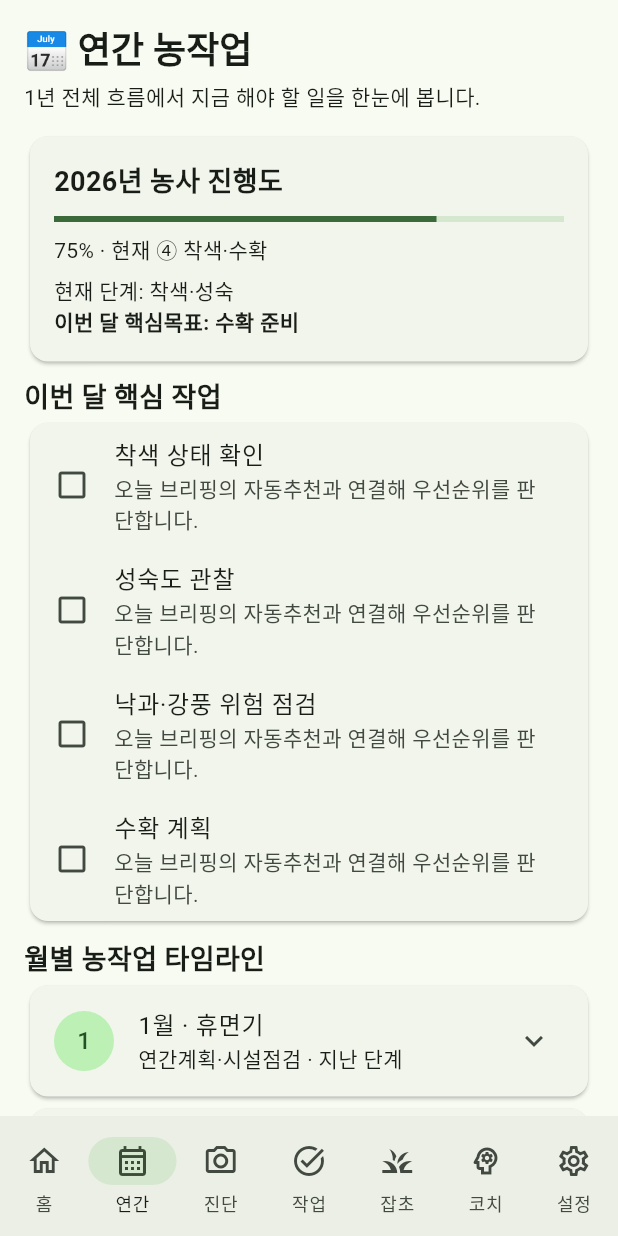
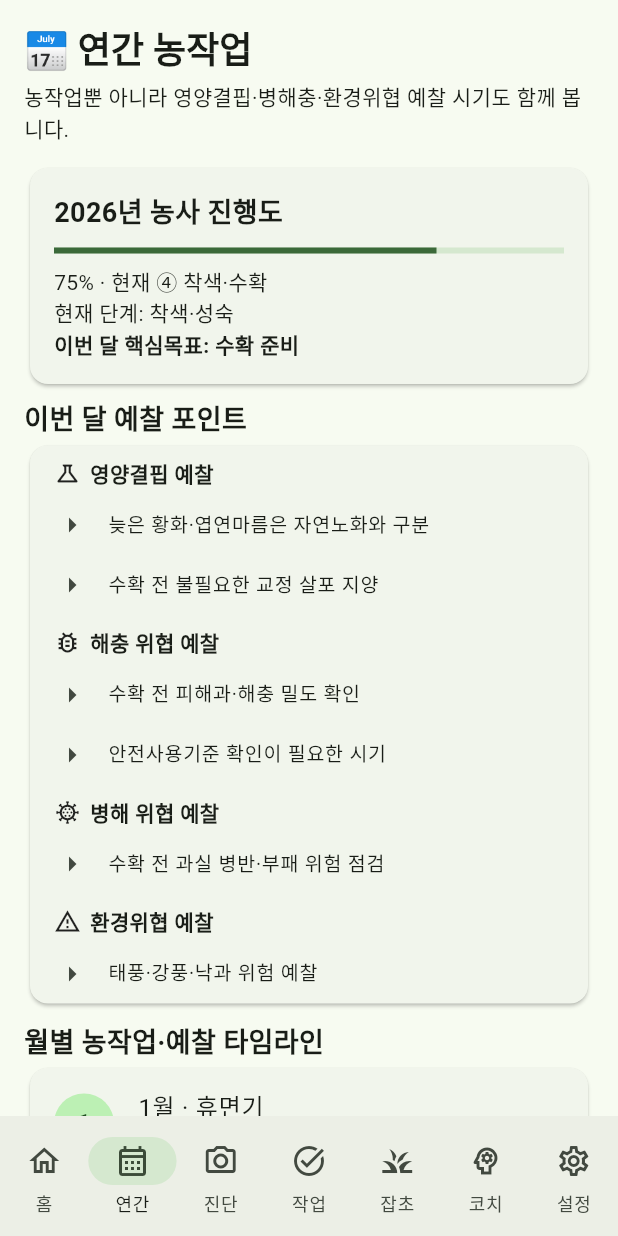
Before and after one commit to ssambaguita-sketch/apple-farm-assistant, a Flutter app: the AnnualHome screen opened directly, item 2 of the bottom bar chosen, on a phone screen of 412 x 824 dp. Run offline on Flutter 3.47's test engine with Material 3 defaults, Android fonts, the phone set to English and light mode, and no system bars; our stand-ins replace geolocator, image_picker, shared_preferences; accounts and stored records are empty; network calls fail.

Commit message:
Add deficiency and threat scouting timing to annual flow

```diff
--- a/lib/annual_flow_page.dart
+++ b/lib/annual_flow_page.dart
@@ -4,18 +4,102 @@ class AnnualFlowPage extends StatelessWidget {
   const AnnualFlowPage({super.key});
 
   static const _months = <Map<String, dynamic>>[
-    {'m': 1, 'stage': '휴면기', 'goal': '연간계획·시설점검', 'tasks': ['전년도 기록 정리', '올해 작업계획 수립', '농기계·시설 점검']},
-    {'m': 2, 'stage': '휴면기', 'goal': '동계전정', 'tasks': ['동계전정', '수형 정리', '가지·수간 상태 점검']},
-    {'m': 3, 'stage': '발아 준비', 'goal': '발아 전 준비', 'tasks': ['전정 마무리', '유인·지주 점검', '토양·배수 상태 확인']},
-    {'m': 4, 'stage': '발아·개화', 'goal': '개화·저온 관리', 'tasks': ['꽃눈·개화 상태 관찰', '저온·서리 위험 확인', '수분 상태 관찰']},
-    {'m': 5, 'stage': '착과', 'goal': '착과·적과 시작', 'tasks': ['착과 상태 확인', '적과 시작', '신초·병해충 예찰']},
-    {'m': 6, 'stage': '초기 과실비대', 'goal': '과실비대 관리', 'tasks': ['적과 마무리', '유인 작업', '관수·토양수분 점검', '잡초 관리']},
-    {'m': 7, 'stage': '과실비대', 'goal': '고온·수분 관리', 'tasks': ['고온·가뭄 대응', '관수 필요성 점검', '잡초 관리', '과실·가지 예찰']},
-    {'m': 8, 'stage': '과실비대·착색 준비', 'goal': '수확 전 품질관리', 'tasks': ['과실 상태 확인', '가지 처짐·지주 점검', '착색 준비']},
-    {'m': 9, 'stage': '착색·성숙', 'goal': '수확 준비', 'tasks': ['착색 상태 확인', '성숙도 관찰', '낙과·강풍 위험 점검', '수확 계획']},
-    {'m': 10, 'stage': '본격 수확', 'goal': '수확·선별·출하', 'tasks': ['수확 적기 확인', '수확', '선별·출하', '수확량 기록']},
-    {'m': 11, 'stage': '수확 후', 'goal': '수확 후 정리', 'tasks': ['수확 마무리', '낙엽·잔재 관리', '수세·수확 결과 기록']},
-    {'m': 12, 'stage': '휴면 진입', 'goal': '결산·다음 해 준비', 'tasks': ['비용·수익 결산', '작업기록 분석', '다음 해 개선계획']},
+    {
+      'm': 1, 'stage': '휴면기', 'goal': '연간계획·시설점검',
+      'tasks': ['전년도 기록 정리', '올해 작업계획 수립', '농기계·시설 점검'],
+      'nutrition': ['전년도 결핍·엽분석·토양검정 기록 검토', '올해 토양·엽 분석 계획 수립'],
+      'pest': ['월동 해충 흔적·알·피해가지 점검', '전년도 다발생 구역 표시'],
+      'disease': ['병든 가지·과실 잔재·월동 감염원 점검'],
+      'environment': ['동해·수피 갈라짐·배수 취약구역 점검'],
+    },
+    {
+      'm': 2, 'stage': '휴면기', 'goal': '동계전정',
+      'tasks': ['동계전정', '수형 정리', '가지·수간 상태 점검'],
+      'nutrition': ['수세 불균형 구역 확인', '전년도 미량원소 결핍 의심 나무 표시'],
+      'pest': ['전정 중 월동 해충·피해가지 확인'],
+      'disease': ['전정 중 궤양·고사·병든 가지 확인'],
+      'environment': ['동해 피해·가지 갈라짐 확인'],
+    },
+    {
+      'm': 3, 'stage': '발아 준비', 'goal': '발아 전 준비',
+      'tasks': ['전정 마무리', '유인·지주 점검', '토양·배수 상태 확인'],
+      'nutrition': ['토양 pH·배수 상태와 결핍 위험 함께 확인', '발아 전 수세·눈 상태 비교'],
+      'pest': ['발아 전 월동해충 예찰 강화'],
+      'disease': ['병든 조직·낙엽 잔재 재점검'],
+      'environment': ['늦서리·저온 예보 확인', '과습·배수불량 구역 확인'],
+    },
+    {
+      'm': 4, 'stage': '발아·개화', 'goal': '개화·저온 관리',
+      'tasks': ['꽃눈·개화 상태 관찰', '저온·서리 위험 확인', '수분 상태 관찰'],
+      'nutrition': ['새잎 황화·왜소·기형 등 Fe/Zn/B 계열 의심증상 예찰', '새잎과 정상잎 비교 촬영'],
+      'pest': ['개화기 해충 발생 여부 예찰', '수분곤충 활동 중 살충 작업 주의'],
+      'disease': ['강우·고습 뒤 꽃·잎 병반 발생 여부 점검'],
+      'environment': ['서리·저온·강풍 피해 즉시 확인'],
+    },
+    {
+      'm': 5, 'stage': '착과', 'goal': '착과·적과 시작',
+      'tasks': ['착과 상태 확인', '적과 시작', '신초·병해충 예찰'],
+      'nutrition': ['신초 황화·잎맥간 황화·잎끝 마름 예찰', '착과 불량과 영양·수분 스트레스 구분'],
+      'pest': ['진딧물·응애·나방류 등 실제 개체·식흔 예찰', '피해 잎·과실 비율 기록'],
+      'disease': ['낙화 후 잎·과실 병반을 주 1회 이상 확인'],
+      'environment': ['가뭄·과습·강풍 후 착과 상태 재확인'],
+    },
+    {
+      'm': 6, 'stage': '초기 과실비대', 'goal': '과실비대 관리',
+      'tasks': ['적과 마무리', '유인 작업', '관수·토양수분 점검', '잡초 관리'],
+      'nutrition': ['오래된 잎 황화·잎맥간 황화 등 Mg/K 계열 패턴 예찰', '과실비대 편차·수세 차이 기록'],
+      'pest': ['응애·흡즙해충·과실가해 해충 예찰', '트랩이 있으면 포획량 추세 기록'],
+      'disease': ['장마 전후 잎·과실 반점과 확산속도 점검'],
+      'environment': ['토양수분·배수·고온 스트레스 점검'],
+    },
+    {
+      'm': 7, 'stage': '과실비대', 'goal': '고온·수분 관리',
+      'tasks': ['고온·가뭄 대응', '관수 필요성 점검', '잡초 관리', '과실·가지 예찰'],
+      'nutrition': ['고온기 황화·엽연괴사와 실제 결핍을 구분', 'Ca/Mg/K 불균형 의심 시 증상 분포 기록'],
+      'pest': ['응애·나방류 등 개체수와 피해 증가속도 집중 예찰'],
+      'disease': ['고온다습·강우 뒤 병반 확대 여부 집중 확인'],
+      'environment': ['일소·가뭄·과습·뿌리 스트레스 예찰'],
+    },
+    {
+      'm': 8, 'stage': '과실비대·착색 준비', 'goal': '수확 전 품질관리',
+      'tasks': ['과실 상태 확인', '가지 처짐·지주 점검', '착색 준비'],
+      'nutrition': ['잎 황화·과실 품질 저하가 결핍인지 노화인지 구분', '필요 시 엽분석 검토'],
+      'pest': ['과실 피해 흔적·해충 개체수 점검'],
+      'disease': ['과실 반점·부패·잎 병반 재확인'],
+      'environment': ['고온·일소·강풍·태풍 대비'],
+    },
+    {
+      'm': 9, 'stage': '착색·성숙', 'goal': '수확 준비',
+      'tasks': ['착색 상태 확인', '성숙도 관찰', '낙과·강풍 위험 점검', '수확 계획'],
+      'nutrition': ['늦은 황화·엽연마름은 자연노화와 구분', '수확 전 불필요한 교정 살포 지양'],
+      'pest': ['수확 전 피해과·해충 밀도 확인', '안전사용기준 확인이 필요한 시기'],
+      'disease': ['수확 전 과실 병반·부패 위험 점검'],
+      'environment': ['태풍·강풍·낙과 위험 예찰'],
+    },
+    {
+      'm': 10, 'stage': '본격 수확', 'goal': '수확·선별·출하',
+      'tasks': ['수확 적기 확인', '수확', '선별·출하', '수확량 기록'],
+      'nutrition': ['수확기 결핍 증상은 위치·나무별로 기록해 다음 해 분석자료로 사용'],
+      'pest': ['피해과 비율·해충 흔적 기록'],
+      'disease': ['부패·병반 과실 비율 기록'],
+      'environment': ['비·강풍 전후 수확 우선순위 조정'],
+    },
+    {
+      'm': 11, 'stage': '수확 후', 'goal': '수확 후 정리',
+      'tasks': ['수확 마무리', '낙엽·잔재 관리', '수세·수확 결과 기록'],
+      'nutrition': ['엽색·수세·수확량 차이를 구역별로 정리', '토양·엽 분석 필요 구역 선정'],
+      'pest': ['피해가 많았던 나무·구역 표시'],
+      'disease': ['병든 잎·과실·가지와 발생구역 기록'],
+      'environment': ['배수·토양구조 문제구역 정리'],
+    },
+    {
+      'm': 12, 'stage': '휴면 진입', 'goal': '결산·다음 해 준비',
+      'tasks': ['비용·수익 결산', '작업기록 분석', '다음 해 개선계획'],
+      'nutrition': ['결핍 의심 사진·분석결과·시비기록 종합', '다음 해 검사·보정 계획 수립'],
+      'pest': ['연간 해충 발생시기·밀도·피해량 정리'],
+      'disease': ['연간 병 발생시기·기상조건·피해구역 정리'],
+      'environment': ['서리·폭염·가뭄·과습·태풍 피해 이력 정리'],
+    },
   ];
 
   String _season(int month) {
@@ -25,6 +109,17 @@ class AnnualFlowPage extends StatelessWidget {
     if (month <= 10) return '④ 착색·수확';
     return '⑤ 수확 후·결산';
   }
+
+  Widget _section(IconData icon, String title, List<String> items) => Column(
+        crossAxisAlignment: CrossAxisAlignment.start,
+        children: [
+          Padding(
+            padding: const EdgeInsets.fromLTRB(16, 8, 16, 4),
+            child: Row(children: [Icon(icon, size: 18), const SizedBox(width: 6), Text(title, style: const TextStyle(fontWeight: FontWeight.bold))]),
+          ),
+          ...items.map((x) => ListTile(dense: true, visualDensity: VisualDensity.compact, leading: const Icon(Icons.arrow_right), title: Text(x))),
+        ],
+      );
 
   @override
   Widget build(BuildContext context) {
@@ -38,66 +133,49 @@ class AnnualFlowPage extends StatelessWidget {
       children: [
         Text('📅 연간 농작업', style: Theme.of(context).textTheme.headlineSmall?.copyWith(fontWeight: FontWeight.bold)),
         const SizedBox(height: 4),
-        const Text('1년 전체 흐름에서 지금 해야 할 일을 한눈에 봅니다.'),
+        const Text('농작업뿐 아니라 영양결핍·병해충·환경위협 예찰 시기도 함께 봅니다.'),
         const SizedBox(height: 12),
-        Card(
-          child: Padding(
-            padding: const EdgeInsets.all(16),
-            child: Column(crossAxisAlignment: CrossAxisAlignment.start, children: [
+        Card(child: Padding(padding: const EdgeInsets.all(16), child: Column(crossAxisAlignment: CrossAxisAlignment.start, children: [
           Text('${now.year}년 농사 진행도', style: const TextStyle(fontSize: 18, fontWeight: FontWeight.bold)),
-              const SizedBox(height: 10),
-              LinearProgressIndicator(value: yearProgress),
-              const SizedBox(height: 8),
+          const SizedBox(height: 10), LinearProgressIndicator(value: yearProgress), const SizedBox(height: 8),
           Text('${(yearProgress * 100).round()}% · 현재 ${_season(currentMonth)}'),
-              const SizedBox(height: 6),
           Text('현재 단계: ${current['stage']}'),
           Text('이번 달 핵심목표: ${current['goal']}', style: const TextStyle(fontWeight: FontWeight.bold)),
-            ]),
-          ),
-        ),
+        ]))),
         const SizedBox(height: 6),
-        const Text('이번 달 핵심 작업', style: TextStyle(fontSize: 18, fontWeight: FontWeight.bold)),
-        Card(
-          child: Column(
-            children: (current['tasks'] as List<String>)
-                .map((task) => ListTile(
-                      leading: const Icon(Icons.check_box_outline_blank),
-                      title: Text(task),
-                      subtitle: const Text('오늘 브리핑의 자동추천과 연결해 우선순위를 판단합니다.'),
-                    ))
-                .toList(),
-          ),
-        ),
+        const Text('이번 달 예찰 포인트', style: TextStyle(fontSize: 18, fontWeight: FontWeight.bold)),
+        Card(child: Column(children: [
+          _section(Icons.science_outlined, '영양결핍 예찰', current['nutrition'] as List<String>),
+          _section(Icons.bug_report_outlined, '해충 위협 예찰', current['pest'] as List<String>),
+          _section(Icons.coronavirus_outlined, '병해 위협 예찰', current['disease'] as List<String>),
+          _section(Icons.warning_amber_outlined, '환경위협 예찰', current['environment'] as List<String>),
+        ])),
         const SizedBox(height: 8),
-        const Text('월별 농작업 타임라인', style: TextStyle(fontSize: 18, fontWeight: FontWeight.bold)),
+        const Text('월별 농작업·예찰 타임라인', style: TextStyle(fontSize: 18, fontWeight: FontWeight.bold)),
         ..._months.map((item) {
           final month = item['m'] as int;
           final isCurrent = month == currentMonth;
           final isPast = month < currentMonth;
-          return Card(
-            child: ExpansionTile(
+          return Card(child: ExpansionTile(
             initiallyExpanded: isCurrent,
             leading: CircleAvatar(child: Text('$month')),
             title: Text('$month월 · ${item['stage']}', style: TextStyle(fontWeight: isCurrent ? FontWeight.bold : FontWeight.normal)),
             subtitle: Text('${item['goal']}${isCurrent ? ' · 현재' : isPast ? ' · 지난 단계' : ''}'),
             children: [
-                ...((item['tasks'] as List<String>).map((task) => ListTile(
-                      dense: true,
-                      leading: Icon(isPast ? Icons.check_circle_outline : Icons.arrow_right),
-                      title: Text(task),
-                    ))),
+              _section(Icons.agriculture_outlined, '핵심 농작업', item['tasks'] as List<String>),
+              _section(Icons.science_outlined, '영양결핍 예찰', item['nutrition'] as List<String>),
+              _section(Icons.bug_report_outlined, '해충 위협 예찰', item['pest'] as List<String>),
+              _section(Icons.coronavirus_outlined, '병해 위협 예찰', item['disease'] as List<String>),
+              _section(Icons.warning_amber_outlined, '환경위협 예찰', item['environment'] as List<String>),
             ],
-            ),
-          );
+          ));
         }),
         const SizedBox(height: 8),
-        const Card(
-          child: ListTile(
+        const Card(child: ListTile(
           leading: Icon(Icons.info_outline),
-            title: Text('시기는 자동 보정 대상입니다'),
-            subtitle: Text('월별 일정은 기본 가이드이며 지역·품종·실제 기상·생육단계에 따라 앞뒤로 조정해야 합니다. 병해충 방제는 예찰과 필요성 판단까지만 자동화하고 제품·농도는 PSIS와 라벨을 확인합니다.'),
-          ),
-        ),
+          title: Text('시기는 기본 가이드입니다'),
+          subtitle: Text('지역·품종·기상·실제 생육단계에 따라 예찰 시기는 앞뒤로 조정해야 합니다. 사진 증상은 결핍·병해·해충·환경장해 후보를 구분하는 근거로 사용하고, 결핍 확정은 토양·엽 분석이 더 강한 근거입니다. 농약 제품·농도·혼용·재살포 간격은 자동 처방하지 않습니다.'),
+        )),
       ],
     );
   }
```
Lines whose indentation alone changed are shown as unchanged.
